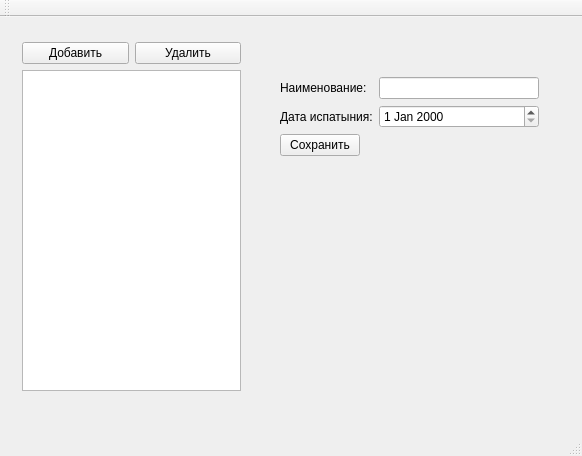
Old version of the form mainwindow.ui in the repository moldanova/electric_testing.
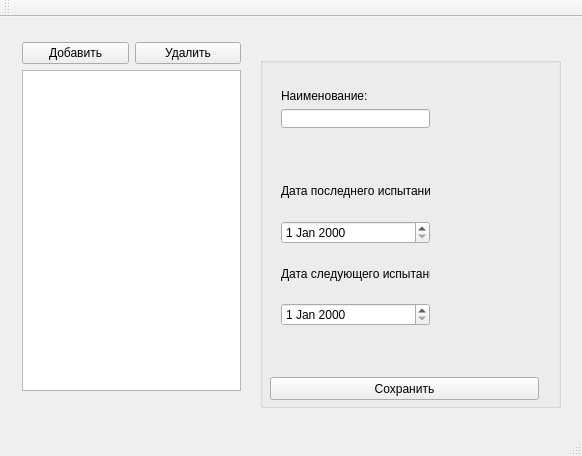
New version of the form.

Commit message: Add dates of last and next test.

```diff
--- a/mainwindow.ui
+++ b/mainwindow.ui
@@ -56,44 +56,85 @@
      </item>
     </layout>
    </widget>
-   <widget class="QWidget" name="formLayoutWidget">
+   <widget class="QGroupBox" name="groupBox">
     <property name="geometry">
      <rect>
-      <x>269</x>
-      <y>49</y>
-      <width>281</width>
-      <height>331</height>
+      <x>260</x>
+      <y>40</y>
+      <width>301</width>
+      <height>351</height>
      </rect>
     </property>
-    <layout class="QFormLayout" name="InformationLayout">
-     <item row="0" column="0">
+    <property name="title">
+     <string/>
+    </property>
+    <widget class="QPushButton" name="SaveButton">
+     <property name="geometry">
+      <rect>
+       <x>10</x>
+       <y>320</y>
+       <width>269</width>
+       <height>23</height>
+      </rect>
+     </property>
+     <property name="text">
+      <string>Сохранить</string>
+     </property>
+    </widget>
+    <widget class="QWidget" name="">
+     <property name="geometry">
+      <rect>
+       <x>10</x>
+       <y>21</y>
+       <width>171</width>
+       <height>61</height>
+      </rect>
+     </property>
+     <layout class="QVBoxLayout" name="verticalLayout_2">
+      <item>
       <widget class="QLabel" name="NameLabel">
        <property name="text">
         <string>Наименование:</string>
        </property>
       </widget>
      </item>
-     <item row="0" column="1">
+      <item>
       <widget class="QLineEdit" name="NameLineEdit"/>
      </item>
-     <item row="2" column="0">
-      <widget class="QLabel" name="DateTestLabel">
+     </layout>
+    </widget>
+    <widget class="QWidget" name="">
+     <property name="geometry">
+      <rect>
+       <x>10</x>
+       <y>99</y>
+       <width>171</width>
+       <height>181</height>
+      </rect>
+     </property>
+     <layout class="QVBoxLayout" name="verticalLayout_3">
+      <item>
+       <widget class="QLabel" name="DateLastTestLabel">
        <property name="text">
-        <string>Дата испатыния:</string>
+         <string>Дата последнего испытания:</string>
        </property>
       </widget>
      </item>
-     <item row="2" column="1">
-      <widget class="QDateEdit" name="DateTestEdit"/>
-     </item>
-     <item row="3" column="0">
-      <widget class="QPushButton" name="SaveButton">
+      <item>
+       <widget class="QDateEdit" name="DateLastTest"/>
+      </item>
+      <item>
+       <widget class="QLabel" name="DateNextTestLabel">
        <property name="text">
-        <string>Сохранить</string>
+         <string>Дата следующего испытания:</string>
        </property>
       </widget>
      </item>
-    </layout>
+      <item>
+       <widget class="QDateEdit" name="DateNextTest"/>
+      </item>
+     </layout>
+    </widget>
    </widget>
   </widget>
   <widget class="QMenuBar" name="menuBar">
```
Lines whose indentation alone changed are shown as unchanged. The commit also changes 9 other files.
